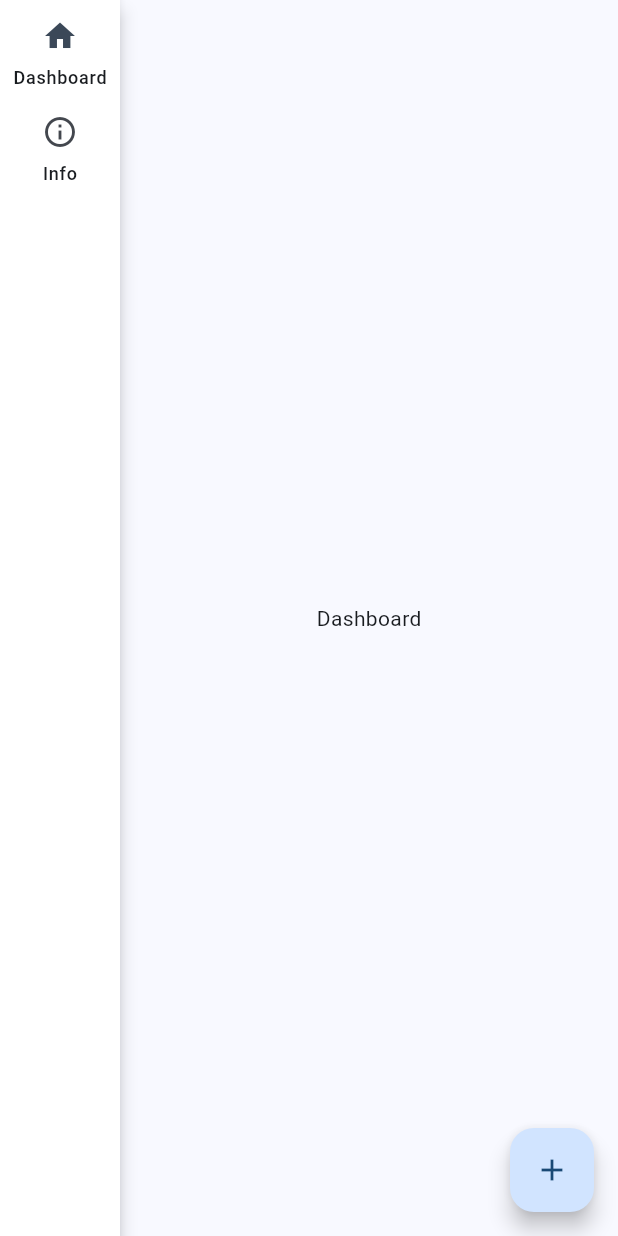
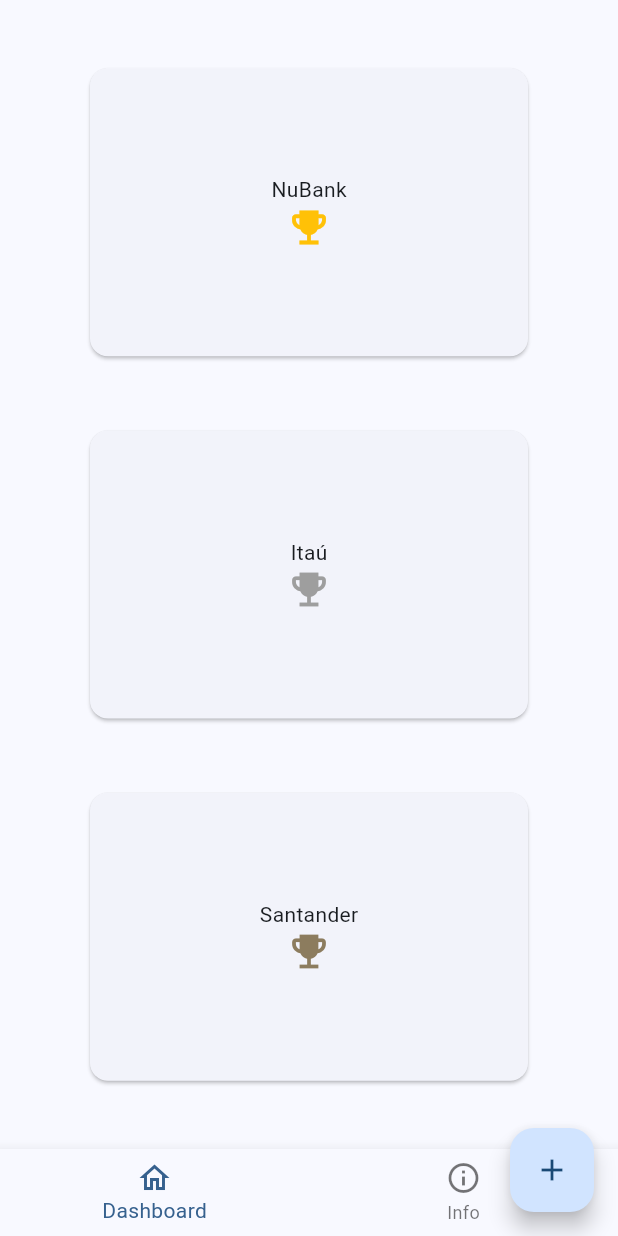
Before and after one commit to igorricardo20/card_cambio, a Flutter app: the screen it shows after launch, on a phone screen of 412 x 824 dp. Run offline on Flutter 3.47's test engine with Material 3 defaults, Android fonts, the light colour scheme and no system bars.

Commit message:
chore: Refactor dashboard layout for responsive design

```diff
--- a/lib/features/home/views/dashboard.dart
+++ b/lib/features/home/views/dashboard.dart
@@ -5,8 +5,42 @@
 
   @override
   Widget build(BuildContext context) {
-    return const Center(
-      child: Text('Dashboard'),
+    final isScreenWide = MediaQuery.of(context).size.width > 600;
+
+    return Center(
+      child: isScreenWide
+        ? Row(
+          mainAxisAlignment: MainAxisAlignment.center,
+          children: <Widget>[
+            _buildBankCard(rank: 1, name: 'NuBank', color: const Color.fromARGB(255, 255, 176, 7)),
+            _buildBankCard(rank: 2, name: 'Itaú', color: Colors.grey),
+            _buildBankCard(rank: 3, name: 'Santander', color: Color.fromARGB(255, 121, 60, 60))
+          ]
+        )
+        : Column(
+          mainAxisAlignment: MainAxisAlignment.spaceEvenly,
+          children: <Widget>[
+            _buildBankCard(rank: 1, name: 'NuBank', color: Colors.amber),
+            _buildBankCard(rank: 2, name: 'Itaú', color: Colors.grey),
+            _buildBankCard(rank: 3, name: 'Santander', color: Color.fromARGB(255, 140, 124, 94))
+          ]
+        )
     );
   }
 }
+
+Widget _buildBankCard({required int rank, required String name, required Color color}) {
+  return SizedBox(
+            width: 300,
+            height: 200,
+            child: Card(
+              child: Column(
+                mainAxisAlignment: MainAxisAlignment.center,
+                children: <Widget>[
+                  Center(child: Text(name)),
+                  Icon(Icons.emoji_events, size: 30, color: color),
+                ]
+              )
+            )
+          );
+}
--- a/lib/features/home/views/home.dart
+++ b/lib/features/home/views/home.dart
@@ -20,16 +20,17 @@
     switch (_selectedIndex) {
       case 0:
         page = Dashboard();
-        break;
       case 1:
         page = Info();
-        break;
       default:
         throw UnimplementedError('Invalid index');
     }
 
+    final isWideScreen = MediaQuery.of(context).size.width > 600;
+
     return Scaffold(
-      body: Row(
+      body: isWideScreen
+        ? Row(
         crossAxisAlignment: CrossAxisAlignment.start,
         children: [
           SafeArea(
@@ -60,6 +61,23 @@
             ),
           ),
           ],
+      )
+      : Scaffold(
+        body: page,
+        bottomNavigationBar: BottomNavigationBar(
+          items: const <BottomNavigationBarItem>[
+            BottomNavigationBarItem(
+              icon: Icon(Icons.home_outlined),
+              label: 'Dashboard',
+            ),
+            BottomNavigationBarItem(
+              icon: Icon(Icons.info_outline),
+              label: 'Info',
+            ),
+          ],
+          currentIndex: _selectedIndex,
+          onTap: changeDestination,
+        ),
       ),
       floatingActionButton: FloatingActionButton(
         onPressed: () => setState(() => _selectedIndex++),
```
